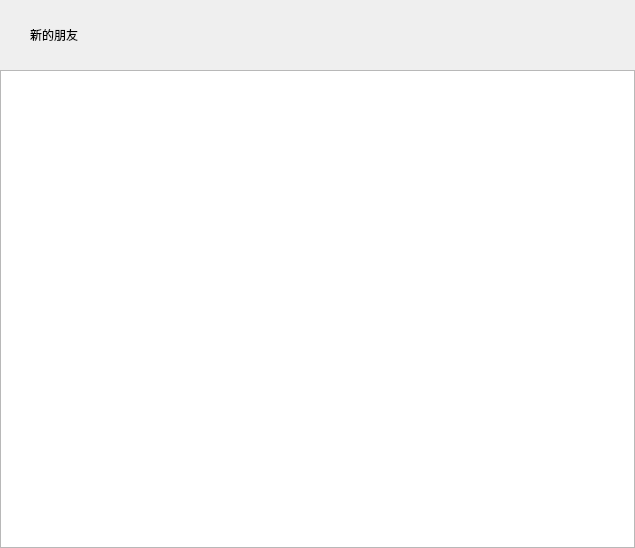
First picture: the form in client/dialogs/applyfriendpage.ui, repository yrc920/xiguchat, before the edit.
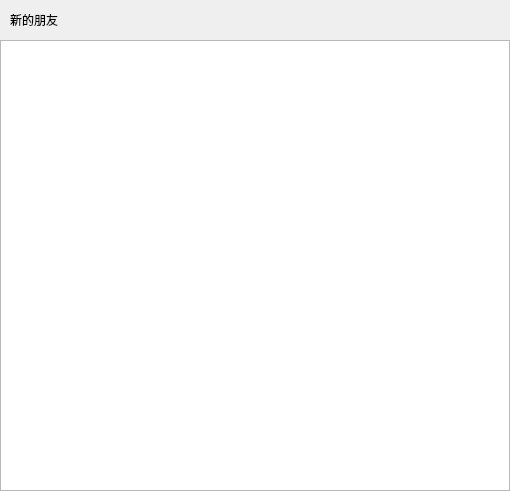
Second picture: the form after the edit. Custom widgets are drawn as their Qt base class.

Diff of the .ui file:
```diff
--- a/client/dialogs/applyfriendpage.ui
+++ b/client/dialogs/applyfriendpage.ui
@@ -6,8 +6,8 @@
    <rect>
     <x>0</x>
     <y>0</y>
-    <width>635</width>
-    <height>548</height>
+    <width>510</width>
+    <height>491</height>
    </rect>
   </property>
   <property name="windowTitle">
@@ -57,7 +57,7 @@
         </property>
         <property name="sizeHint" stdset="0">
          <size>
-          <width>30</width>
+          <width>10</width>
           <height>20</height>
          </size>
         </property>
@@ -68,13 +68,13 @@
         <property name="minimumSize">
          <size>
           <width>0</width>
-          <height>70</height>
+          <height>40</height>
          </size>
         </property>
         <property name="maximumSize">
          <size>
           <width>16777215</width>
-          <height>70</height>
+          <height>40</height>
          </size>
         </property>
         <property name="text">
```
